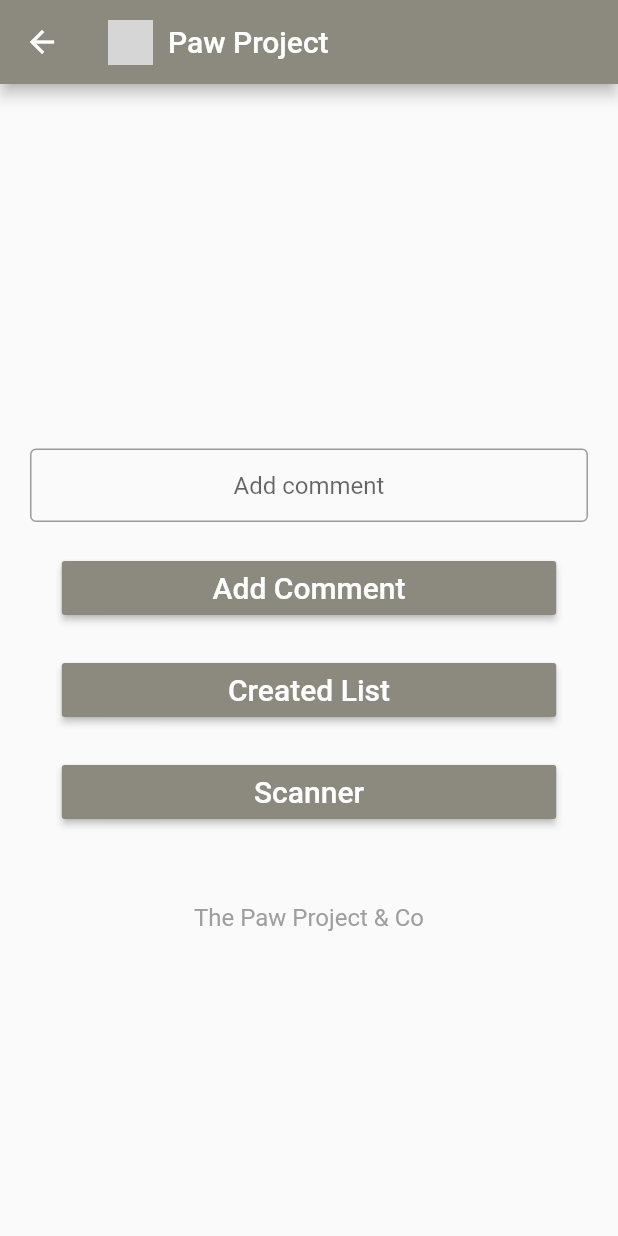
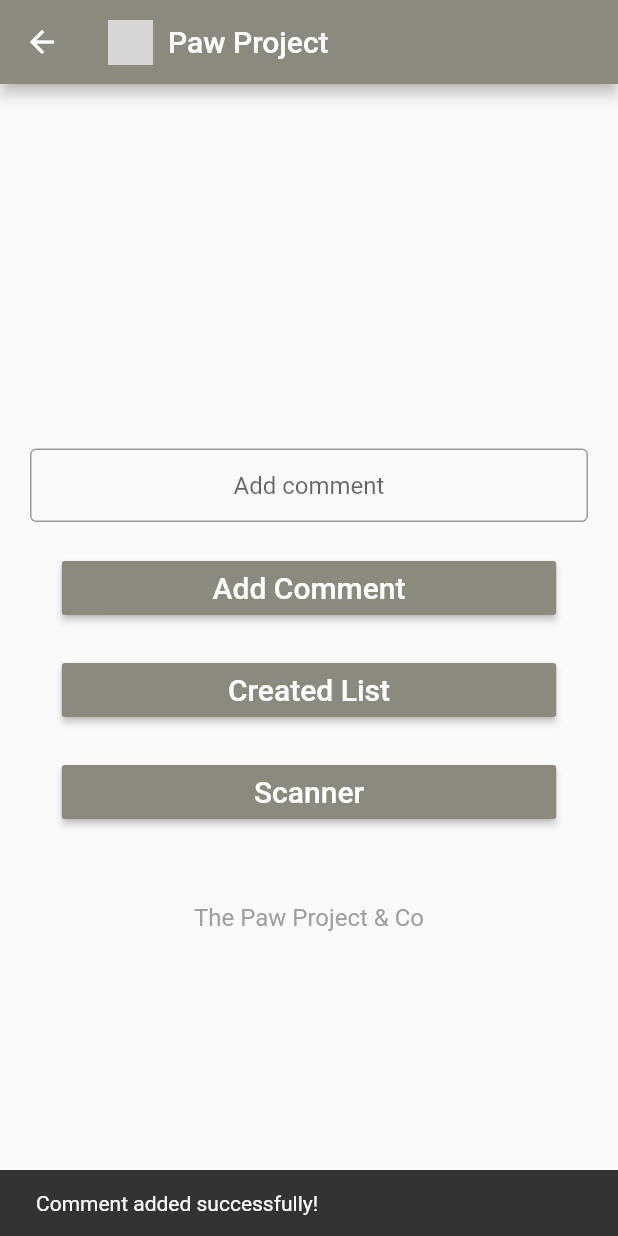
Before and after one commit to uk1241/The_Paw_Project, a Flutter app: the barCodeCreate screen opened directly, after a tap on "Add Comment", on a phone screen of 412 x 824 dp. Run offline on Flutter 3.47's test engine with Material 2 defaults, Android fonts, the phone set to English and light mode, and no system bars; our stand-ins replace firebase_auth, firebase_core, google_fonts, qr_flutter; accounts and stored records are empty; network calls fail; grey boxes are pictures that could not be loaded.

Commit message:
added successfull popup to the comment button

```diff
--- a/lib/Screens/barCoderCreator.dart
+++ b/lib/Screens/barCoderCreator.dart
@@ -54,7 +54,15 @@ class _barCodeCreateState extends State<barCodeCreate> {
          width: MediaQuery.of(context).size.width * 0.8,
         child: MaterialButton(
            color: Color(0xff8c897f),
-                  onPressed: () {},
+           onPressed: () {
+           // Perform comment addition logic here
+             ScaffoldMessenger.of(context).showSnackBar(
+              SnackBar(
+               content: Text('Comment added successfully!'),
+              duration: Duration(seconds: 10),
+        ),
+      );
+    },
               child: Text(
              "Add Comment",
               style: TextStyle(
```
Lines whose indentation alone changed are shown as unchanged.
